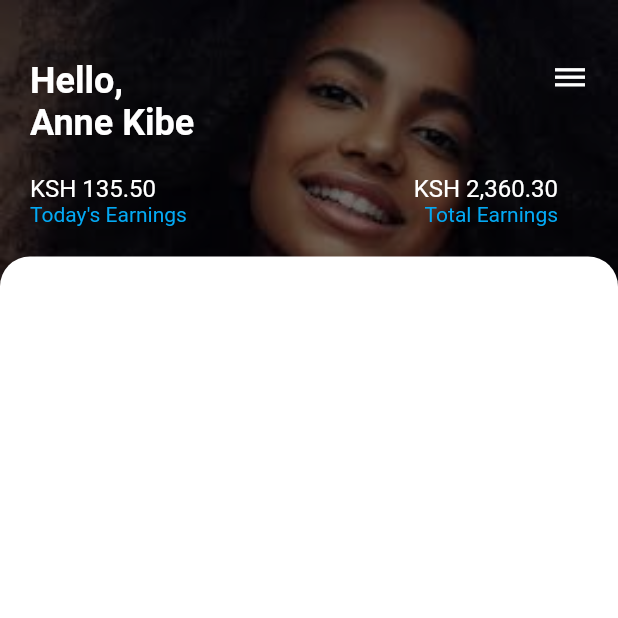
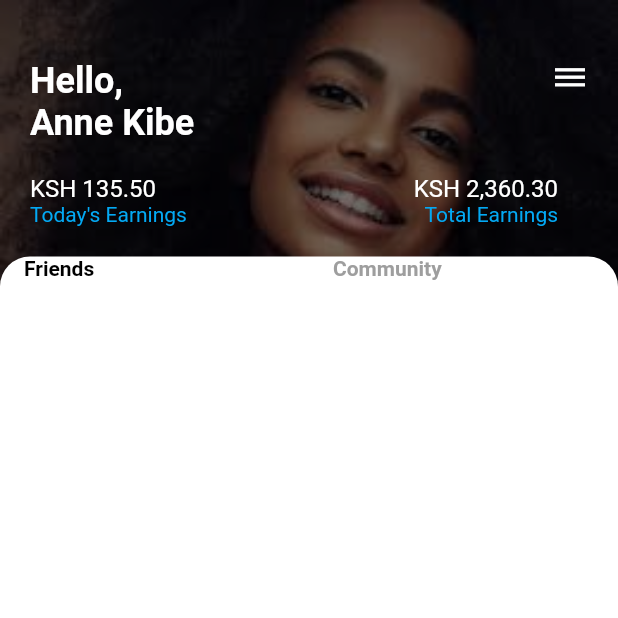
Before and after one commit to sam-baraka/flutter_interview_application, a Flutter app: the Question1 screen opened directly, on a phone screen of 412 x 824 dp, the top half of it. Run offline on Flutter 3.47's test engine with Material 2 defaults, Android fonts, the phone set to English and light mode, and no system bars.

Commit message:
Added tab bar

```diff
--- a/lib/question_1.dart
+++ b/lib/question_1.dart
@@ -95,6 +95,38 @@ class Question1 extends StatelessWidget {
                             topRight: Radius.circular(20),
                           ),
                         ),
+                        child: ListView(
+                          children: [
+                            SizedBox(
+                              width: 100,
+                              child: TabBar(
+                                indicatorSize: TabBarIndicatorSize.label,
+                                indicatorColor: Colors.white,
+                                labelStyle: TextStyle(
+                                    fontSize: 14, fontWeight: FontWeight.bold),
+                                labelColor: Colors.black,
+                                unselectedLabelColor: Colors.grey,
+                                tabs: [
+                                  Row(
+                                    children: [
+                                      Text(
+                                        "Friends",
+                                        textAlign: TextAlign.left,
+                                      ),
+                                    ],
+                                  ),
+                                  Row(
+                                    children: [
+                                      Text(
+                                        "Community",
+                                      ),
+                                    ],
+                                  )
+                                ],
+                              ),
+                            )
+                          ],
+                        ),
                       )
                     ],
                   ),
```
